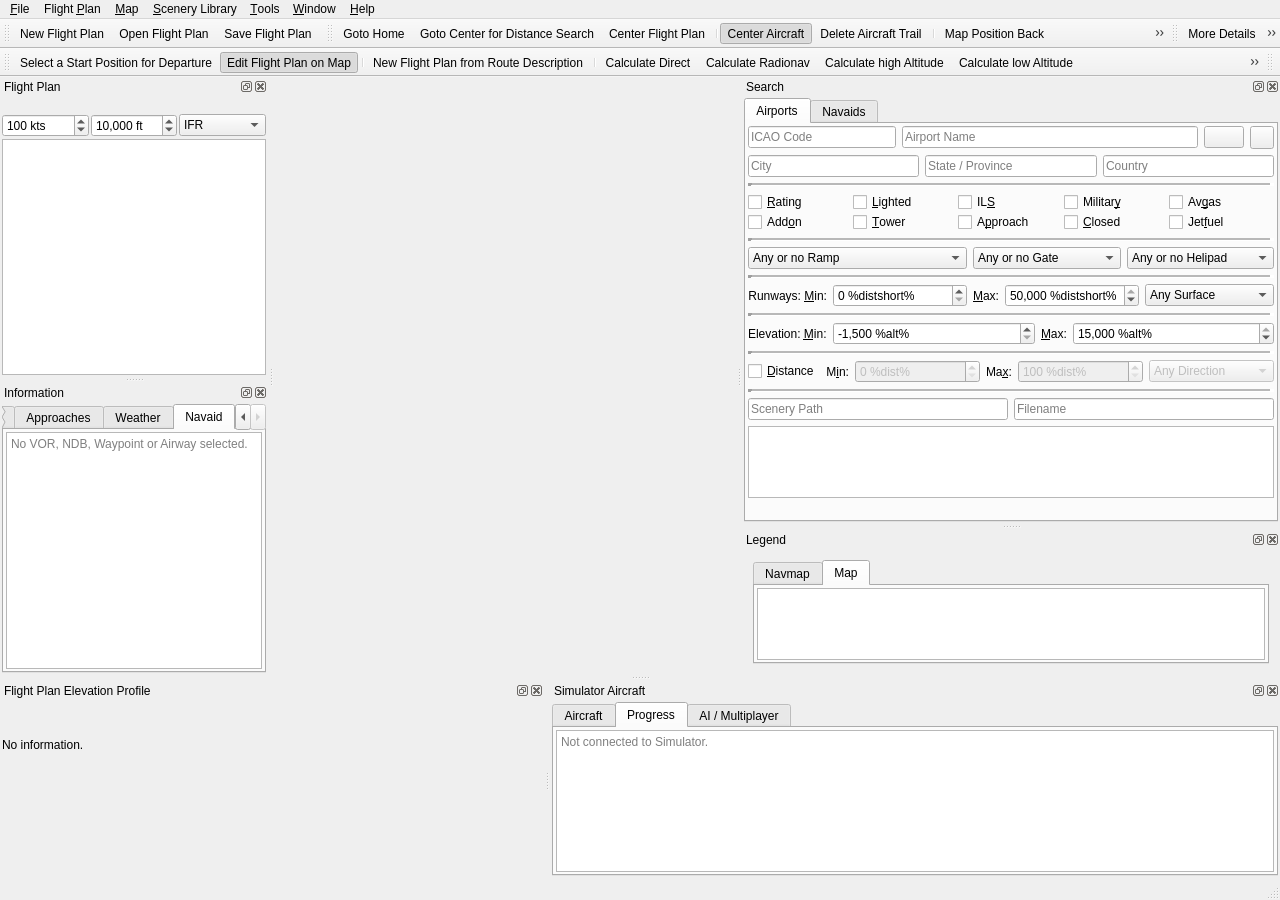
This is src/gui/mainwindow.ui in albar965/littlenavmap as Qt 5 draws it before an edit. The edited form follows.
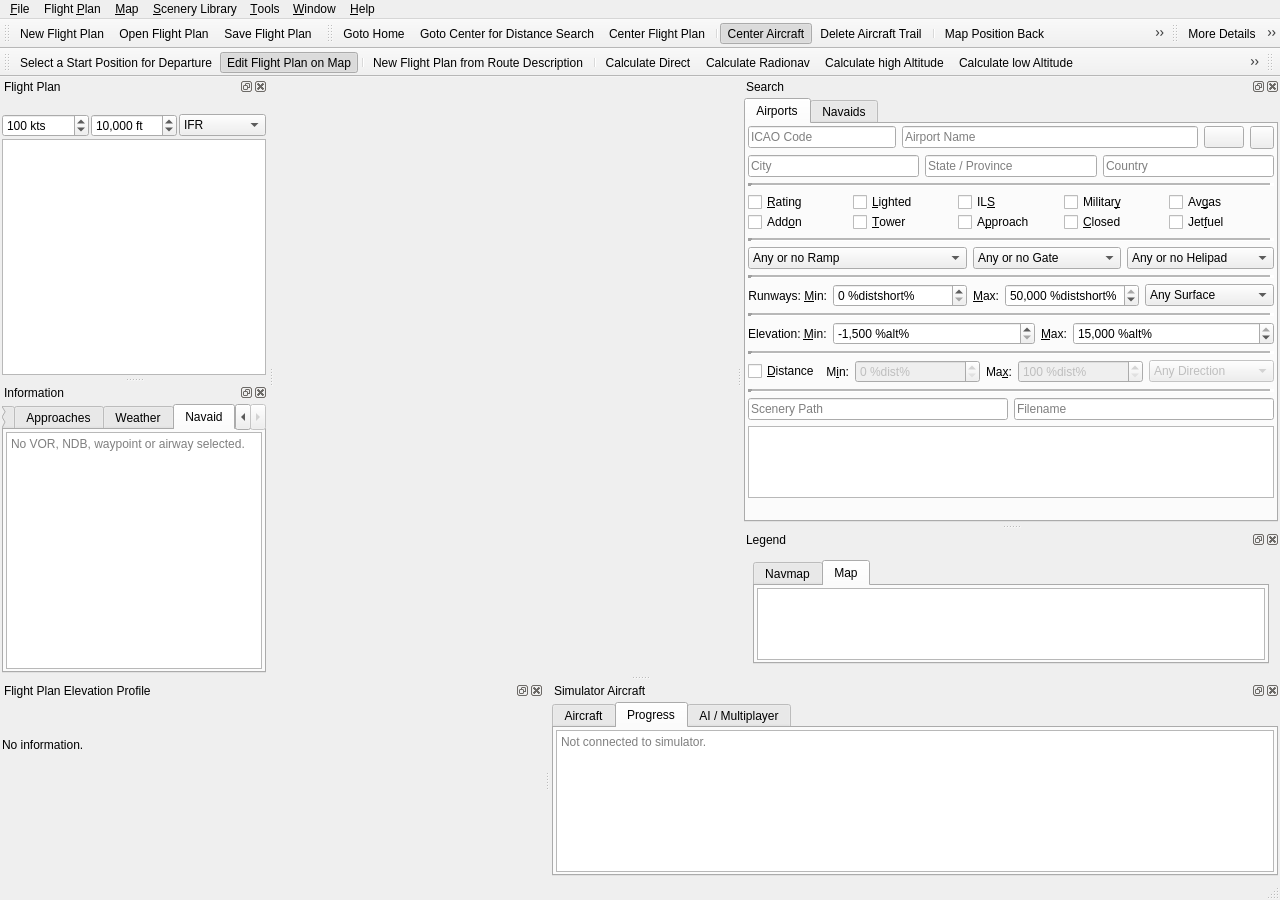
This is the edited form. The open tabs and pages were chosen to show the change. Icons and pictures are not drawn.

What changed in the file:
```diff
--- a/src/gui/mainwindow.ui
+++ b/src/gui/mainwindow.ui
@@ -2409,7 +2409,7 @@
             <bool>true</bool>
            </property>
            <property name="placeholderText">
-            <string>No VOR, NDB, Waypoint or Airway selected.</string>
+            <string>No VOR, NDB, waypoint or airway selected.</string>
            </property>
            <property name="openLinks">
             <bool>false</bool>
@@ -2656,7 +2656,7 @@
             <bool>true</bool>
            </property>
            <property name="placeholderText">
-            <string>Not connected to Simulator.</string>
+            <string>Not connected to simulator.</string>
            </property>
            <property name="openLinks">
             <bool>false</bool>
```
Left out of the diff: 4 changed lines with no effect on the pictures.
